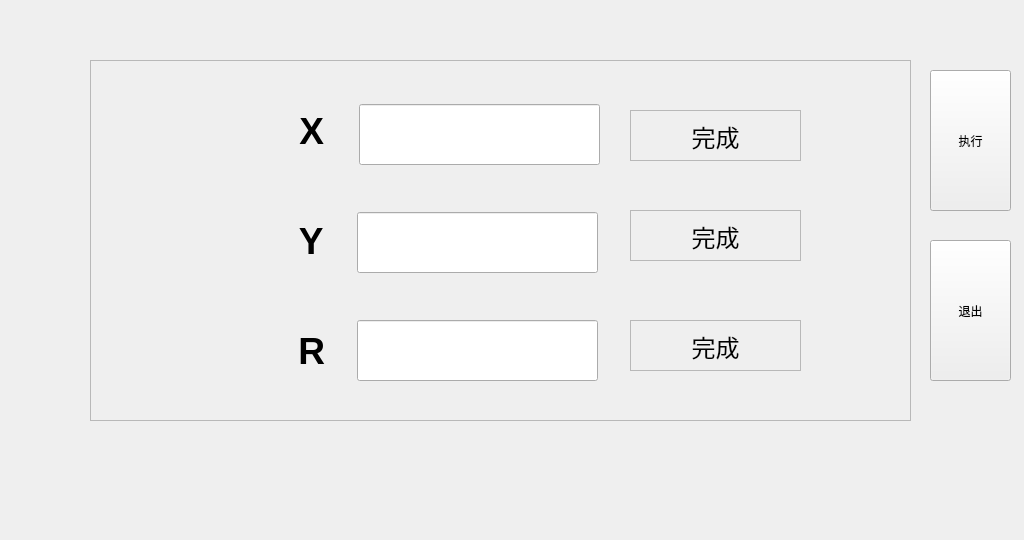
Old version of the form A66-app/homingmode.ui in the repository Tetraelc/A66_PRO.
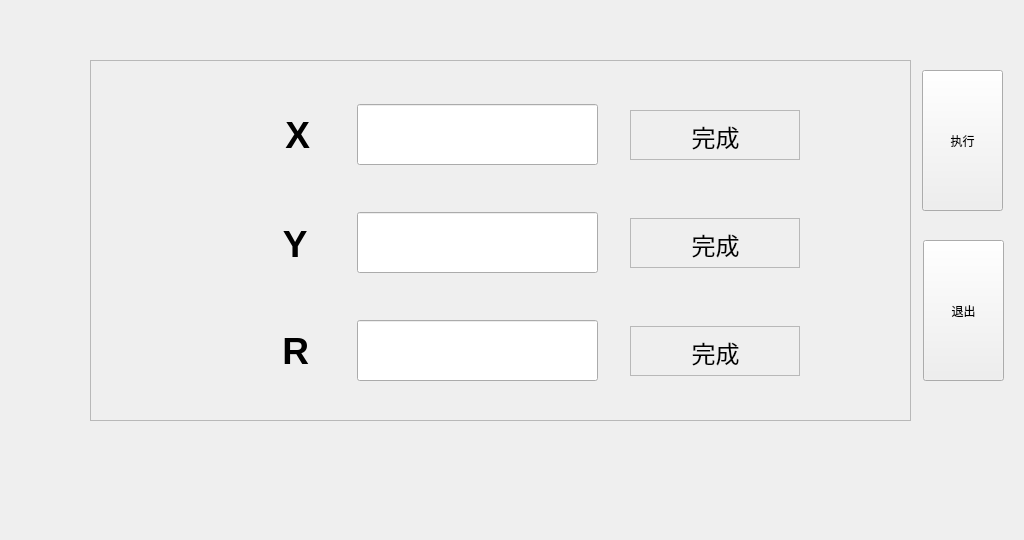
New version of the form. Icons and pictures are not drawn.

The edit to the form file:
```diff
--- a/A66-app/homingmode.ui
+++ b/A66-app/homingmode.ui
@@ -16,7 +16,7 @@
   <widget class="QToolButton" name="toolButton_RunHoming">
    <property name="geometry">
     <rect>
-     <x>930</x>
+     <x>922</x>
      <y>70</y>
      <width>81</width>
      <height>141</height>
@@ -29,7 +29,7 @@
   <widget class="QToolButton" name="toolButton_QuitRunning">
    <property name="geometry">
     <rect>
-     <x>930</x>
+     <x>923</x>
      <y>240</y>
      <width>81</width>
      <height>141</height>
@@ -57,7 +57,7 @@
    <widget class="QToolButton" name="toolButton_R">
     <property name="geometry">
      <rect>
-      <x>166</x>
+      <x>150</x>
       <y>270</y>
       <width>101</width>
       <height>41</height>
@@ -93,8 +93,8 @@
    <widget class="QToolButton" name="toolButton_X">
     <property name="geometry">
      <rect>
-      <x>166</x>
-      <y>50</y>
+      <x>152</x>
+      <y>54</y>
       <width>101</width>
       <height>41</height>
      </rect>
@@ -129,8 +129,8 @@
    <widget class="QToolButton" name="toolButton_Y">
     <property name="geometry">
      <rect>
-      <x>166</x>
-      <y>160</y>
+      <x>150</x>
+      <y>163</y>
       <width>101</width>
       <height>41</height>
      </rect>
@@ -218,7 +218,7 @@
    <widget class="QLineEdit" name="lineEdit_XHoming">
     <property name="geometry">
      <rect>
-      <x>269</x>
+      <x>267</x>
       <y>44</y>
       <width>241</width>
       <height>61</height>
@@ -274,8 +274,8 @@
      <rect>
       <x>540</x>
       <y>50</y>
-      <width>171</width>
-      <height>51</height>
+      <width>170</width>
+      <height>50</height>
      </rect>
     </property>
     <property name="frameShape">
@@ -310,9 +310,9 @@
     <property name="geometry">
      <rect>
       <x>540</x>
-      <y>150</y>
-      <width>171</width>
-      <height>51</height>
+      <y>158</y>
+      <width>170</width>
+      <height>50</height>
      </rect>
     </property>
     <property name="frameShape">
@@ -347,9 +347,9 @@
     <property name="geometry">
      <rect>
       <x>540</x>
-      <y>260</y>
-      <width>171</width>
-      <height>51</height>
+      <y>266</y>
+      <width>170</width>
+      <height>50</height>
      </rect>
     </property>
     <property name="frameShape">
```
